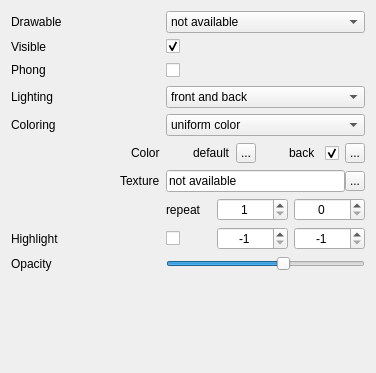
LiangliangNan/Easy3D, file applications/Mapple/widgets/widget_drawable_triangles.ui: the form before one commit.
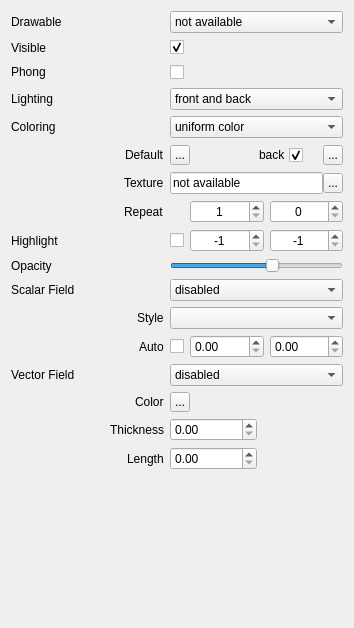
The form after the commit. Icons and pictures are not drawn.

Commit message: rendering panel for surfaces

The edit to the form file:
```diff
--- a/applications/Mapple/widgets/widget_drawable_triangles.ui
+++ b/applications/Mapple/widgets/widget_drawable_triangles.ui
@@ -6,8 +6,8 @@
    <rect>
     <x>0</x>
     <y>0</y>
-    <width>376</width>
-    <height>373</height>
+    <width>354</width>
+    <height>628</height>
    </rect>
   </property>
   <property name="sizePolicy">
@@ -30,7 +30,7 @@
   </property>
   <layout class="QVBoxLayout" name="verticalLayout">
    <item>
-    <layout class="QGridLayout" name="gridLayout">
+    <layout class="QGridLayout" name="gridLayout_2">
      <item row="0" column="0">
       <widget class="QLabel" name="labelDrawableName">
        <property name="maximumSize">
@@ -70,7 +70,10 @@
       </widget>
      </item>
      <item row="1" column="1" colspan="2">
-      <layout class="QHBoxLayout" name="horizontalLayout_8">
+      <layout class="QHBoxLayout" name="horizontalLayout_5">
+       <property name="spacing">
+        <number>0</number>
+       </property>
        <item>
         <widget class="QCheckBox" name="checkBoxVisible">
          <property name="toolTip">
@@ -91,8 +94,8 @@
          </property>
          <property name="sizeHint" stdset="0">
           <size>
-           <width>127</width>
-           <height>13</height>
+           <width>128</width>
+           <height>17</height>
           </size>
          </property>
         </spacer>
@@ -107,7 +110,10 @@
       </widget>
      </item>
      <item row="2" column="1" colspan="2">
-      <layout class="QHBoxLayout" name="horizontalLayout_6">
+      <layout class="QHBoxLayout" name="horizontalLayout_18">
+       <property name="spacing">
+        <number>0</number>
+       </property>
        <item>
         <widget class="QCheckBox" name="checkBoxPhongShading">
          <property name="minimumSize">
@@ -131,8 +137,8 @@
          </property>
          <property name="sizeHint" stdset="0">
           <size>
-           <width>127</width>
-           <height>13</height>
+           <width>128</width>
+           <height>17</height>
           </size>
          </property>
         </spacer>
@@ -214,9 +220,9 @@
         </spacer>
        </item>
        <item alignment="Qt::AlignRight">
-        <widget class="QLabel" name="labelColor">
+        <widget class="QLabel" name="labelDefaultColor">
          <property name="text">
-          <string>Color</string>
+          <string>Default</string>
          </property>
         </widget>
        </item>
@@ -224,11 +230,17 @@
      </item>
      <item row="5" column="1" colspan="2">
       <layout class="QHBoxLayout" name="horizontalLayout_3">
+       <property name="spacing">
+        <number>0</number>
+       </property>
        <item>
         <spacer name="spacer_2">
          <property name="orientation">
           <enum>Qt::Horizontal</enum>
          </property>
+         <property name="sizeType">
+          <enum>QSizePolicy::Minimum</enum>
+         </property>
          <property name="sizeHint" stdset="0">
           <size>
            <width>0</width>
@@ -237,25 +249,6 @@
          </property>
         </spacer>
        </item>
-       <item>
-        <widget class="QLabel" name="labelDefaultColor">
-         <property name="sizePolicy">
-          <sizepolicy hsizetype="Preferred" vsizetype="Preferred">
-           <horstretch>0</horstretch>
-           <verstretch>0</verstretch>
-          </sizepolicy>
-         </property>
-         <property name="minimumSize">
-          <size>
-           <width>30</width>
-           <height>22</height>
-          </size>
-         </property>
-         <property name="text">
-          <string>default</string>
-         </property>
-        </widget>
-       </item>
        <item>
         <widget class="QToolButton" name="toolButtonDefaultColor">
          <property name="minimumSize">
@@ -293,6 +286,9 @@
          <property name="orientation">
           <enum>Qt::Horizontal</enum>
          </property>
+         <property name="sizeType">
+          <enum>QSizePolicy::MinimumExpanding</enum>
+         </property>
          <property name="sizeHint" stdset="0">
           <size>
            <width>0</width>
@@ -339,6 +335,22 @@
          </property>
         </widget>
        </item>
+       <item>
+        <spacer name="spacer_6">
+         <property name="orientation">
+          <enum>Qt::Horizontal</enum>
+         </property>
+         <property name="sizeType">
+          <enum>QSizePolicy::Preferred</enum>
+         </property>
+         <property name="sizeHint" stdset="0">
+          <size>
+           <width>20</width>
+           <height>0</height>
+          </size>
+         </property>
+        </spacer>
+       </item>
        <item>
         <widget class="QToolButton" name="toolButtonBackColor">
          <property name="minimumSize">
@@ -473,36 +485,40 @@
       </layout>
      </item>
      <item row="7" column="0">
-      <spacer name="horizontalSpacer_8">
-       <property name="orientation">
-        <enum>Qt::Horizontal</enum>
-       </property>
-       <property name="sizeHint" stdset="0">
-        <size>
-         <width>48</width>
-         <height>22</height>
-        </size>
-       </property>
-      </spacer>
-     </item>
-     <item row="7" column="1">
-      <widget class="QLabel" name="labelTextureRepeat">
-       <property name="sizePolicy">
-        <sizepolicy hsizetype="Preferred" vsizetype="Preferred">
-         <horstretch>0</horstretch>
-         <verstretch>0</verstretch>
-        </sizepolicy>
-       </property>
-       <property name="minimumSize">
-        <size>
-         <width>45</width>
-         <height>22</height>
-        </size>
-       </property>
-       <property name="text">
-        <string>repeat</string>
-       </property>
-      </widget>
+      <layout class="QHBoxLayout" name="horizontalLayout_9">
+       <item>
+        <spacer name="horizontalSpacer_8">
+         <property name="orientation">
+          <enum>Qt::Horizontal</enum>
+         </property>
+         <property name="sizeHint" stdset="0">
+          <size>
+           <width>15</width>
+           <height>22</height>
+          </size>
+         </property>
+        </spacer>
+       </item>
+       <item alignment="Qt::AlignRight">
+        <widget class="QLabel" name="labelTextureRepeat">
+         <property name="sizePolicy">
+          <sizepolicy hsizetype="Preferred" vsizetype="Preferred">
+           <horstretch>0</horstretch>
+           <verstretch>0</verstretch>
+          </sizepolicy>
+         </property>
+         <property name="minimumSize">
+          <size>
+           <width>30</width>
+           <height>22</height>
+          </size>
+         </property>
+         <property name="text">
+          <string>Repeat</string>
+         </property>
+        </widget>
+       </item>
+      </layout>
      </item>
      <item row="7" column="2">
       <layout class="QHBoxLayout" name="horizontalLayout_2">
@@ -516,7 +532,7 @@
          </property>
          <property name="minimumSize">
           <size>
-           <width>20</width>
+           <width>60</width>
            <height>0</height>
           </size>
          </property>
@@ -550,7 +566,7 @@
          </property>
          <property name="minimumSize">
           <size>
-           <width>20</width>
+           <width>60</width>
            <height>0</height>
           </size>
          </property>
@@ -575,31 +591,11 @@
       </widget>
      </item>
      <item row="8" column="1">
-      <layout class="QHBoxLayout" name="horizontalLayout_9">
-       <item>
-        <widget class="QCheckBox" name="checkBoxHighlight">
-         <property name="text">
-          <string/>
-         </property>
-        </widget>
-       </item>
-       <item>
-        <spacer name="horizontalSpacer_6">
-         <property name="orientation">
-          <enum>Qt::Horizontal</enum>
-         </property>
-         <property name="sizeType">
-          <enum>QSizePolicy::Minimum</enum>
-         </property>
-         <property name="sizeHint" stdset="0">
-          <size>
-           <width>18</width>
-           <height>0</height>
-          </size>
-         </property>
-        </spacer>
-       </item>
-      </layout>
+      <widget class="QCheckBox" name="checkBoxHighlight">
+       <property name="text">
+        <string/>
+       </property>
+      </widget>
      </item>
      <item row="8" column="2">
       <layout class="QHBoxLayout" name="horizontalLayout_4">
@@ -613,7 +609,7 @@
          </property>
          <property name="minimumSize">
           <size>
-           <width>20</width>
+           <width>60</width>
            <height>0</height>
           </size>
          </property>
@@ -644,7 +640,7 @@
          </property>
          <property name="minimumSize">
           <size>
-           <width>20</width>
+           <width>60</width>
            <height>0</height>
           </size>
          </property>
@@ -690,6 +686,389 @@
        </property>
       </widget>
      </item>
+     <item row="10" column="0">
+      <widget class="QLabel" name="labelScalarField">
+       <property name="sizePolicy">
+        <sizepolicy hsizetype="Preferred" vsizetype="Preferred">
+         <horstretch>0</horstretch>
+         <verstretch>0</verstretch>
+        </sizepolicy>
+       </property>
+       <property name="minimumSize">
+        <size>
+         <width>75</width>
+         <height>22</height>
+        </size>
+       </property>
+       <property name="text">
+        <string>Scalar Field</string>
+       </property>
+      </widget>
+     </item>
+     <item row="10" column="1" colspan="2">
+      <widget class="QComboBox" name="comboBoxScalarField">
+       <property name="toolTip">
+        <string>Select the drawable to be visualized</string>
+       </property>
+       <item>
+        <property name="text">
+         <string>disabled</string>
+        </property>
+       </item>
+      </widget>
+     </item>
+     <item row="11" column="0">
+      <layout class="QHBoxLayout" name="horizontalLayout_14">
+       <item>
+        <spacer name="horizontalSpacer_10">
+         <property name="orientation">
+          <enum>Qt::Horizontal</enum>
+         </property>
+         <property name="sizeHint" stdset="0">
+          <size>
+           <width>10</width>
+           <height>16</height>
+          </size>
+         </property>
+        </spacer>
+       </item>
+       <item>
+        <widget class="QLabel" name="labelScalarFieldStyle">
+         <property name="sizePolicy">
+          <sizepolicy hsizetype="Preferred" vsizetype="Preferred">
+           <horstretch>0</horstretch>
+           <verstretch>0</verstretch>
+          </sizepolicy>
+         </property>
+         <property name="text">
+          <string>Style</string>
+         </property>
+        </widget>
+       </item>
+      </layout>
+     </item>
+     <item row="11" column="1" colspan="2">
+      <widget class="QComboBox" name="comboBoxScalarFieldStyle">
+       <property name="sizePolicy">
+        <sizepolicy hsizetype="Expanding" vsizetype="Preferred">
+         <horstretch>0</horstretch>
+         <verstretch>0</verstretch>
+        </sizepolicy>
+       </property>
+       <property name="minimumSize">
+        <size>
+         <width>20</width>
+         <height>22</height>
+        </size>
+       </property>
+      </widget>
+     </item>
+     <item row="12" column="0">
+      <layout class="QHBoxLayout" name="horizontalLayout_13">
+       <item>
+        <spacer name="horizontalSpacer_11">
+         <property name="orientation">
+          <enum>Qt::Horizontal</enum>
+         </property>
+         <property name="sizeHint" stdset="0">
+          <size>
+           <width>10</width>
+           <height>16</height>
+          </size>
+         </property>
+        </spacer>
+       </item>
+       <item>
+        <widget class="QLabel" name="labelScalarFieldAutoRange">
+         <property name="sizePolicy">
+          <sizepolicy hsizetype="Preferred" vsizetype="Preferred">
+           <horstretch>0</horstretch>
+           <verstretch>0</verstretch>
+          </sizepolicy>
+         </property>
+         <property name="text">
+          <string>Auto</string>
+         </property>
+        </widget>
+       </item>
+      </layout>
+     </item>
+     <item row="12" column="1" colspan="2">
+      <layout class="QGridLayout" name="gridLayout">
+       <item row="0" column="0">
+        <widget class="QCheckBox" name="checkBoxScalarFieldAutoRange">
+         <property name="text">
+          <string/>
+         </property>
+        </widget>
+       </item>
+       <item row="0" column="1">
+        <widget class="QDoubleSpinBox" name="doubleSpinBoxScalarFieldAutoRangeMin">
+         <property name="sizePolicy">
+          <sizepolicy hsizetype="Expanding" vsizetype="Preferred">
+           <horstretch>0</horstretch>
+           <verstretch>0</verstretch>
+          </sizepolicy>
+         </property>
+         <property name="minimumSize">
+          <size>
+           <width>60</width>
+           <height>0</height>
+          </size>
+         </property>
+        </widget>
+       </item>
+       <item row="0" column="2">
+        <widget class="QDoubleSpinBox" name="doubleSpinBoxScalarFieldAutoRangeMax">
+         <property name="sizePolicy">
+          <sizepolicy hsizetype="Expanding" vsizetype="Preferred">
+           <horstretch>0</horstretch>
+           <verstretch>0</verstretch>
+          </sizepolicy>
+         </property>
+         <property name="minimumSize">
+          <size>
+           <width>60</width>
+           <height>0</height>
+          </size>
+         </property>
+        </widget>
+       </item>
+      </layout>
+     </item>
+     <item row="13" column="0">
+      <widget class="QLabel" name="labelVectorField">
+       <property name="sizePolicy">
+        <sizepolicy hsizetype="Preferred" vsizetype="Preferred">
+         <horstretch>0</horstretch>
+         <verstretch>0</verstretch>
+        </sizepolicy>
+       </property>
+       <property name="minimumSize">
+        <size>
+         <width>75</width>
+         <height>22</height>
+        </size>
+       </property>
+       <property name="text">
+        <string>Vector Field</string>
+       </property>
+      </widget>
+     </item>
+     <item row="13" column="1" colspan="2">
+      <widget class="QComboBox" name="comboBoxVectorField">
+       <property name="toolTip">
+        <string>Select the drawable to be visualized</string>
+       </property>
+       <item>
+        <property name="text">
+         <string>disabled</string>
+        </property>
+       </item>
+      </widget>
+     </item>
+     <item row="14" column="0">
+      <layout class="QHBoxLayout" name="horizontalLayout_8">
+       <item>
+        <spacer name="horizontalSpacer_12">
+         <property name="orientation">
+          <enum>Qt::Horizontal</enum>
+         </property>
+         <property name="sizeHint" stdset="0">
+          <size>
+           <width>13</width>
+           <height>19</height>
+          </size>
+         </property>
+        </spacer>
+       </item>
+       <item alignment="Qt::AlignRight">
+        <widget class="QLabel" name="labelVectorFieldColor">
+         <property name="text">
+          <string>Color</string>
+         </property>
+        </widget>
+       </item>
+      </layout>
+     </item>
+     <item row="14" column="1" colspan="2">
+      <layout class="QHBoxLayout" name="horizontalLayout_6">
+       <property name="spacing">
+        <number>0</number>
+       </property>
+       <item>
+        <widget class="QToolButton" name="toolButtonVectorFieldColor">
+         <property name="minimumSize">
+          <size>
+           <width>20</width>
+           <height>20</height>
+          </size>
+         </property>
+         <property name="maximumSize">
+          <size>
+           <width>20</width>
+           <height>20</height>
+          </size>
+         </property>
+         <property name="toolTip">
+          <string>Click to set a uniform color for this drawable</string>
+         </property>
+         <property name="text">
+          <string>...</string>
+         </property>
+         <property name="icon">
+          <iconset>
+           <normaloff>../Resources/icons/transparency.png</normaloff>../Resources/icons/transparency.png</iconset>
+         </property>
+         <property name="iconSize">
+          <size>
+           <width>20</width>
+           <height>20</height>
+          </size>
+         </property>
+        </widget>
+       </item>
+       <item>
+        <spacer name="spacer_5">
+         <property name="orientation">
+          <enum>Qt::Horizontal</enum>
+         </property>
+         <property name="sizeHint" stdset="0">
+          <size>
+           <width>98</width>
+           <height>13</height>
+          </size>
+         </property>
+        </spacer>
+       </item>
+      </layout>
+     </item>
+     <item row="15" column="0">
+      <layout class="QHBoxLayout" name="horizontalLayout_12">
+       <item>
+        <spacer name="horizontalSpacer_13">
+         <property name="orientation">
+          <enum>Qt::Horizontal</enum>
+         </property>
+         <property name="sizeHint" stdset="0">
+          <size>
+           <width>13</width>
+           <height>19</height>
+          </size>
+         </property>
+        </spacer>
+       </item>
+       <item alignment="Qt::AlignRight">
+        <widget class="QLabel" name="labelVectorFieldThickness">
+         <property name="text">
+          <string>Thickness</string>
+         </property>
+        </widget>
+       </item>
+      </layout>
+     </item>
+     <item row="15" column="1" colspan="2">
+      <layout class="QHBoxLayout" name="horizontalLayout_11">
+       <property name="spacing">
+        <number>0</number>
+       </property>
+       <item>
+        <widget class="QDoubleSpinBox" name="doubleSpinBoxVectorFieldThickness">
+         <property name="sizePolicy">
+          <sizepolicy hsizetype="Expanding" vsizetype="Preferred">
+           <horstretch>0</horstretch>
+           <verstretch>0</verstretch>
+          </sizepolicy>
+         </property>
+         <property name="minimumSize">
+          <size>
+           <width>60</width>
+           <height>0</height>
+          </size>
+         </property>
+        </widget>
+       </item>
+       <item>
+        <spacer name="spacer_8">
+         <property name="orientation">
+          <enum>Qt::Horizontal</enum>
+         </property>
+         <property name="sizeType">
+          <enum>QSizePolicy::MinimumExpanding</enum>
+         </property>
+         <property name="sizeHint" stdset="0">
+          <size>
+           <width>0</width>
+           <height>0</height>
+          </size>
+         </property>
+        </spacer>
+       </item>
+      </layout>
+     </item>
+     <item row="16" column="0">
+      <layout class="QHBoxLayout" name="horizontalLayout_16">
+       <item>
+        <spacer name="horizontalSpacer_14">
+         <property name="orientation">
+          <enum>Qt::Horizontal</enum>
+         </property>
+         <property name="sizeHint" stdset="0">
+          <size>
+           <width>13</width>
+           <height>19</height>
+          </size>
+         </property>
+        </spacer>
+       </item>
+       <item alignment="Qt::AlignRight">
+        <widget class="QLabel" name="labelVectorFieldLength">
+         <property name="text">
+          <string>Length</string>
+         </property>
+        </widget>
+       </item>
+      </layout>
+     </item>
+     <item row="16" column="1" colspan="2">
+      <layout class="QHBoxLayout" name="horizontalLayout_15">
+       <property name="spacing">
+        <number>0</number>
+       </property>
+       <item>
+        <widget class="QDoubleSpinBox" name="doubleSpinBoxVectorFieldLength">
+         <property name="sizePolicy">
+          <sizepolicy hsizetype="Expanding" vsizetype="Preferred">
+           <horstretch>0</horstretch>
+           <verstretch>0</verstretch>
+          </sizepolicy>
+         </property>
+         <property name="minimumSize">
+          <size>
+           <width>60</width>
+           <height>0</height>
+          </size>
+         </property>
+        </widget>
+       </item>
+       <item>
+        <spacer name="spacer_9">
+         <property name="orientation">
+          <enum>Qt::Horizontal</enum>
+         </property>
+         <property name="sizeType">
+          <enum>QSizePolicy::MinimumExpanding</enum>
+         </property>
+         <property name="sizeHint" stdset="0">
+          <size>
+           <width>0</width>
+           <height>0</height>
+          </size>
+         </property>
+        </spacer>
+       </item>
+      </layout>
+     </item>
     </layout>
    </item>
    <item>
```
Left out of the diff: 17 changed lines with no effect on the pictures. The commit also changes 2 other files.
